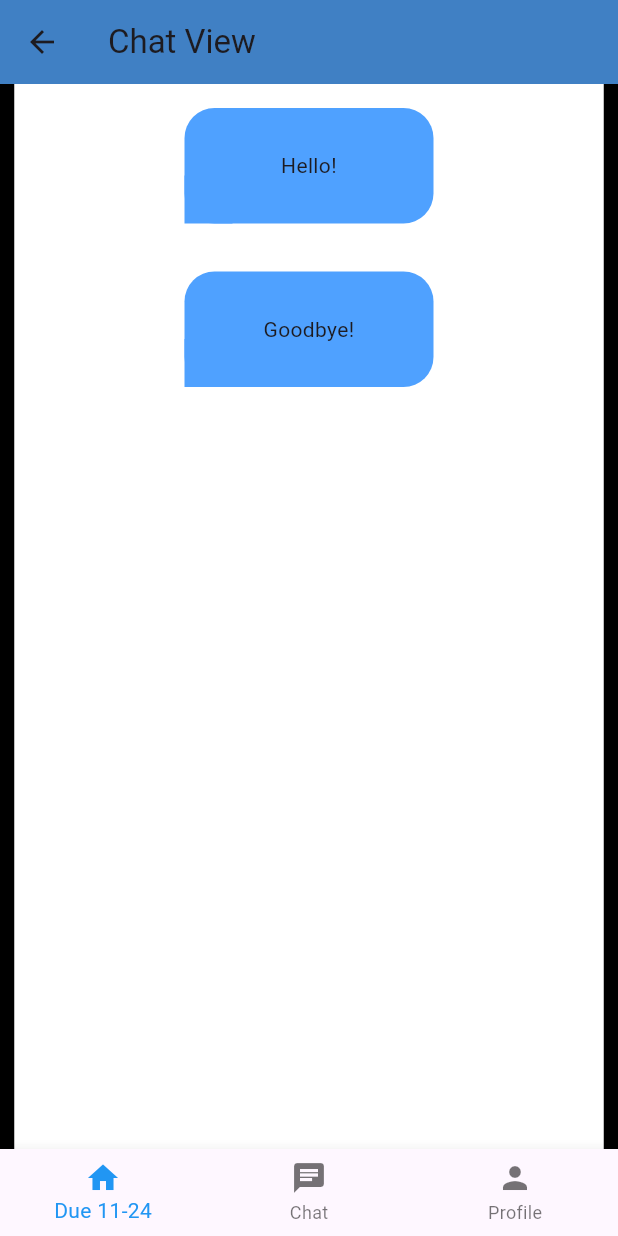
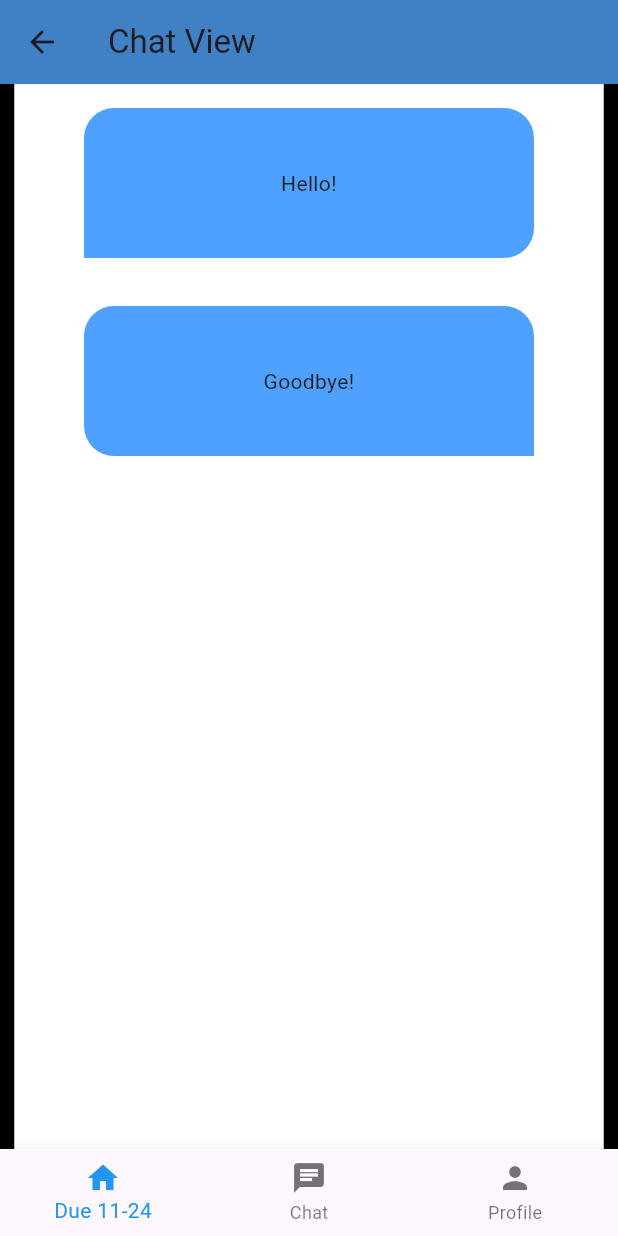
Before and after one commit to DueroBone/tech_120_app, a Flutter app: the BottomTabs screen opened directly, after a tap on "Go to Chat Page", on a phone screen of 412 x 824 dp. Run offline on Flutter 3.47's test engine with Material 3 defaults, Android fonts, the light colour scheme and no system bars; our stand-ins replace shared_preferences; accounts and stored records are empty; network calls fail.

Commit message:
Add database creation script and update .gitignore; modify chat bubble components for user message distinction

```diff
--- a/lib/Components/Generated/chat_bubble.dart
+++ b/lib/Components/Generated/chat_bubble.dart
@@ -3,19 +3,11 @@ import 'package:flutter/material.dart';
 class ChatBubbleRaw extends StatelessWidget {
   @override
   Widget build(BuildContext context) {
-    return Column(
+    return Stack(
       children: [
-        Container(
-          width: 166,
-          height: 77,
-          child: Stack(
-            children: [
-              Positioned(
-                left: 0,
-                top: 0,
+        // Expand the bubble to fill the parent
+        Positioned.fill(
           child: Container(
-                  width: 166,
-                  height: 77,
             decoration: ShapeDecoration(
               color: const Color(0xFF4FA1FF),
               shape: RoundedRectangleBorder(
@@ -24,9 +16,10 @@ class ChatBubbleRaw extends StatelessWidget {
             ),
           ),
         ),
+        // Keep the small square anchored to the bottom-left
         Positioned(
           left: 0,
-                top: 45,
+          bottom: 0,
           child: Container(
             width: 32,
             height: 32,
@@ -34,9 +27,6 @@ class ChatBubbleRaw extends StatelessWidget {
           ),
         ),
       ],
-          ),
-        ),
-      ],
     );
   }
 }
--- a/lib/Components/Manual/chat_bubble.dart
+++ b/lib/Components/Manual/chat_bubble.dart
@@ -3,7 +3,12 @@ import 'package:tech_120_app/Components/Generated/chat_bubble.dart';
 
 class ChatBubble extends StatefulWidget {
   final String message;
-  const ChatBubble({super.key, required this.message});
+  final bool isSentByCurrentUser;
+  const ChatBubble({
+    super.key,
+    required this.message,
+    required this.isSentByCurrentUser,
+  });
 
   @override
   State<ChatBubble> createState() => _ChatBubbleState();
@@ -17,13 +22,23 @@ class _ChatBubbleState extends State<ChatBubble> {
       child: Center(
         child: SizedBox(
           // Optionally set a max width if you want the bubble constrained
-          // width: 300,
+          width: 300,
+          height: 100,
           child: Stack(
-            alignment: Alignment.center,
+            // alignment: Alignment.center,
             children: [
-              ChatBubbleRaw(),
-              Padding(
-                padding: const EdgeInsets.symmetric(horizontal: 12.0),
+              if (widget.isSentByCurrentUser)
+                Transform(
+                  // mirror the bubble for current user
+                  alignment: Alignment.center,
+                  transform: Matrix4.rotationY(3.14),
+                  child: ChatBubbleRaw(),
+                )
+              else
+                ChatBubbleRaw(),
+
+              Center(
+                // Center the text within the bubble
                 child: Text(widget.message, textAlign: TextAlign.center),
               ),
             ],
--- a/lib/Components/Manual/contact_entry.dart
+++ b/lib/Components/Manual/contact_entry.dart
@@ -33,12 +33,12 @@ class _ContactEntryState extends State<ContactEntry> {
                 child: CircleAvatar(
                   radius: 35.0,
                   backgroundColor: Colors.blue,
-                  child: widget.user.avatar != null
+                  child: widget.user.TEMPavatar != null
                       ? ClipOval(
                           child: SizedBox(
                             width: 56.0,
                             height: 56.0,
-                            child: widget.user.avatar!,
+                            child: widget.user.TEMPavatar!,
                           ),
                         )
                       : Icon(Icons.person, size: 30.0, color: Colors.white),
--- a/lib/Middleware/models/user.dart
+++ b/lib/Middleware/models/user.dart
@@ -5,16 +5,18 @@ import 'package:tech_120_app/Middleware/models/auth_token.dart';
 class User {
   final AuthToken authToken;
   final String name;
-  final Widget? avatar;
+  final Widget? TEMPavatar;
+  final String? imagePath;
   final bool isMentor;
 
-  User(this.authToken, this.name, this.avatar, this.isMentor);
+  User(this.authToken, this.name, this.TEMPavatar, this.imagePath, this.isMentor);
 
   factory User.fromJson(Map<String, dynamic> json) {
     return User(
       AuthToken(json['id'] as String),
       json['name'] as String,
       null,
+      json['imagePath'] as String?,
       json['isMentor'] as bool,
     );
   }
--- a/lib/Views/Manual/Testing/chat_view.dart
+++ b/lib/Views/Manual/Testing/chat_view.dart
@@ -27,7 +27,10 @@ class ChatContent extends StatelessWidget {
                       MaterialPageRoute(builder: (context) => const ChatView()),
                     );
                   },
-                  child: ChatBubble(message: "Hello!"),
+                  child: ChatBubble(
+                    message: "Hello!",
+                    isSentByCurrentUser: false,
+                  ),
                 ),
               ),
               Padding(
@@ -36,7 +39,10 @@ class ChatContent extends StatelessWidget {
                   onTap: () {
                     Navigator.popUntil(context, (route) => route.isFirst);
                   },
-                  child: ChatBubble(message: "Goodbye!"),
+                  child: ChatBubble(
+                    message: "Goodbye!",
+                    isSentByCurrentUser: true,
+                  ),
                 ),
               ),
             ],
--- a/lib/Views/Manual/automated_message_list.dart
+++ b/lib/Views/Manual/automated_message_list.dart
@@ -48,7 +48,8 @@ class _AutomatedMessageListState extends State<AutomatedMessageList> {
                 physics: const NeverScrollableScrollPhysics(),
                 itemBuilder: (context, index) {
                   final message = messages[index];
-                  return ChatBubble(message: message.text!);
+                  var sentByCurrentUser = message.sender.authToken == currentUser.authToken;
+                  return ChatBubble(message: message.text!, isSentByCurrentUser: sentByCurrentUser);
                 },
               ),
             );
--- a/lib/Views/bottom_tabs.dart
+++ b/lib/Views/bottom_tabs.dart
@@ -136,7 +136,7 @@ class _BottomTabsState extends State<BottomTabs> {
                       1,
                       (context) => const MakeFullscreen(
                         title: 'Chat',
-                        child: ChatContent(),
+                        child: Placeholder(),
                       ),
                     ),
                     _buildNavigator(
```
Also changed, not shown: lib/Middleware/messaging.dart (+6 -5 lines), 6 other files. Lines whose indentation alone changed are shown as unchanged.
